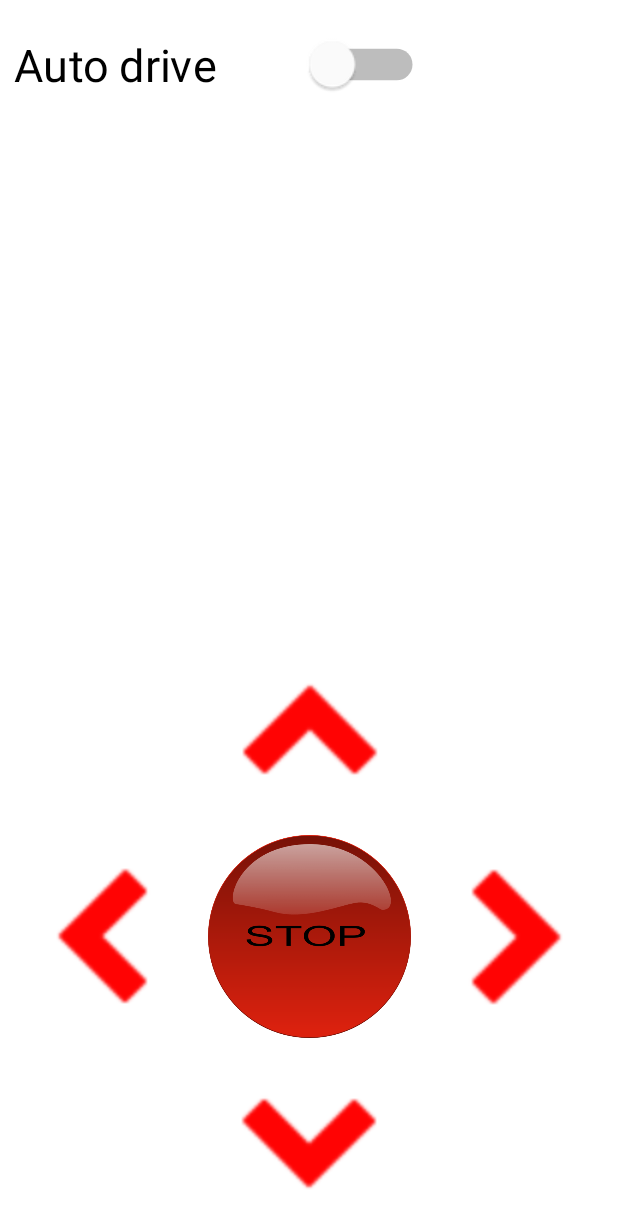
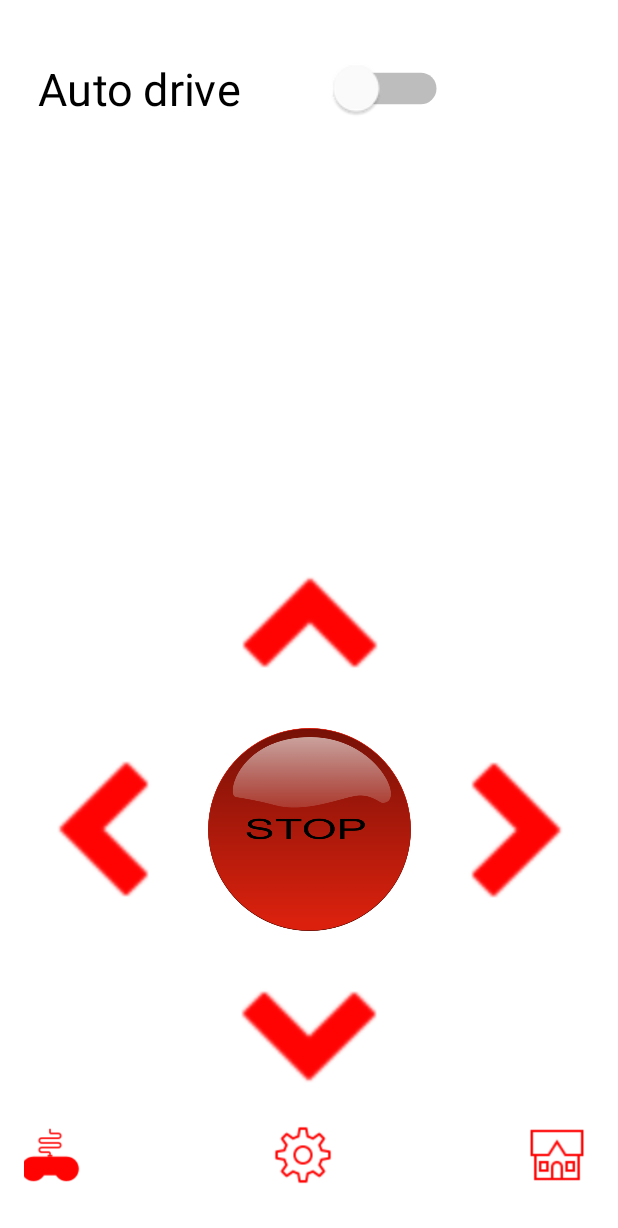
Before and after one commit to DIT113-V22/group-17, an Android app: the screen it shows after launch (MainActivity), on a phone screen of 412 x 824 dp. Shown: the top 1228 px of the screen. Run offline under Robolectric (Android 15) with nearby library versions, the phone set to English and light mode, and no system bars; libraries missing offline, so code that uses them is left out: org.eclipse.paho; 2 statements that could not run were skipped.

Commit message:
Dark mode etc
Dark mode, with a functional Switch, colour changes for text, buttons etc. Size adjustments etc. For safety the car now stops when you go to the setting page. Sliding animations also functional and applied. Settings as an extra page also implemented.

```diff
--- a/SmartCarApp/app/src/main/java/com/example/smartcarapp/MainActivity.java
+++ b/SmartCarApp/app/src/main/java/com/example/smartcarapp/MainActivity.java
@@ -1,7 +1,10 @@
 package com.example.smartcarapp;
 
 import androidx.appcompat.app.AppCompatActivity;
+import androidx.appcompat.app.AppCompatDelegate;
+import androidx.appcompat.widget.SwitchCompat;
 
+import android.content.Intent;
 import android.graphics.Bitmap;
 import android.graphics.Color;
 import android.media.MediaPlayer;
@@ -10,6 +13,7 @@ import android.os.CountDownTimer;
 import android.util.Log;
 import android.view.View;
 import android.widget.Button;
+import android.widget.CompoundButton;
 import android.widget.ImageView;
 import android.widget.Toast;
 
@@ -32,10 +36,31 @@ public class MainActivity extends AppCompatActivity {
     private MqttClient mMqttClient;
     private boolean isConnected = false;
     private ImageView mCameraView;
+    SwitchCompat switchCompat;
 
     @Override
     protected void onCreate(Bundle savedInstanceState) {
         super.onCreate(savedInstanceState);
+        if (AppCompatDelegate.getDefaultNightMode() == AppCompatDelegate.MODE_NIGHT_YES) {
+            setTheme(R.style.Theme_Dark);
+        } else {
+            setTheme(R.style.Theme_Light);
+        }
+        setContentView(R.layout.settings);
+        switchCompat = findViewById(R.id.darkMode_switch);
+        switchCompat.setOnCheckedChangeListener(new CompoundButton.OnCheckedChangeListener() {
+            @Override
+            public void onCheckedChanged(CompoundButton buttonView, boolean isChecked) {
+                if (isChecked) {
+                    AppCompatDelegate.setDefaultNightMode(AppCompatDelegate.MODE_NIGHT_YES);
+                } else {
+                    AppCompatDelegate.setDefaultNightMode(AppCompatDelegate.MODE_NIGHT_NO);
+                }
+            }
+
+
+        });
+
         setContentView(R.layout.activity_main);
         mMqttClient = new MqttClient(getApplicationContext(), MQTT_SERVER, TAG);
         mCameraView = findViewById(R.id.imageView);
@@ -163,6 +188,13 @@ public class MainActivity extends AppCompatActivity {
         playAudio(R.raw.stopping_car,1050);
         drive("myfirst/test","s","Stopping");
     }
+    public void settings(View view){
+        drive("myfirst/test", "s", "Stopping");
+        Intent i =new Intent(this, Settings.class);
+        startActivity(i);
+        overridePendingTransition(R.anim.slide_in_right, R.anim.slide_out_left);
+        }
+
     public void playAudio(int AudioFile,int millis){
         final MediaPlayer mp3 = MediaPlayer.create(this, AudioFile);
         CountDownTimer cntr_aCounter = new CountDownTimer(millis, 1000) {
--- a/SmartCarApp/app/src/main/res/layout/activity_main.xml
+++ b/SmartCarApp/app/src/main/res/layout/activity_main.xml
@@ -4,7 +4,10 @@
     xmlns:tools="http://schemas.android.com/tools"
     android:layout_width="match_parent"
     android:layout_height="match_parent"
-    android:padding="0dp"
+    android:layout_gravity="center"
+    android:background="?attr/background_color"
+    android:orientation="vertical"
+    android:padding="16dp"
     tools:context=".MainActivity">
 
     <ImageView
@@ -18,24 +21,24 @@
         app:layout_constraintHorizontal_bias="0.326"
         app:layout_constraintStart_toStartOf="parent"
         app:layout_constraintTop_toTopOf="parent"
-        app:layout_constraintVertical_bias="0.26" />
+        app:layout_constraintVertical_bias="0.356" />
 
     <Button
         android:id="@+id/forward"
         android:layout_width="135dp"
         android:layout_height="135dp"
         android:background="@android:color/transparent"
+        android:foreground="?attr/selectableItemBackgroundBorderless"
         android:onClick="forward"
         android:rotation="90"
         android:text=""
-        android:foreground="?attr/selectableItemBackgroundBorderless"
         app:backgroundTint="@android:color/transparent"
         app:icon="@drawable/icons8_chevron_left_50"
         app:iconSize="100dp"
-        app:iconTint="@color/Red_tester"
+        app:iconTint="?attr/icon_color"
         app:layout_constraintBottom_toTopOf="@+id/stopCar"
         app:layout_constraintEnd_toEndOf="parent"
-        app:layout_constraintHorizontal_bias="0.502"
+        app:layout_constraintHorizontal_bias="0.501"
         app:layout_constraintStart_toStartOf="parent"
         app:layout_constraintTop_toTopOf="parent"
         app:layout_constraintVertical_bias="1.0"
@@ -47,19 +50,19 @@
         android:layout_width="135dp"
         android:layout_height="135dp"
         android:background="@android:color/transparent"
+        android:foreground="?attr/selectableItemBackgroundBorderless"
         android:onClick="turnLeft"
         android:text=""
         app:backgroundTint="@android:color/transparent"
-        android:foreground="?attr/selectableItemBackgroundBorderless"
         app:icon="@drawable/icons8_chevron_left_50"
         app:iconSize="100dp"
-        app:iconTint="@color/Red_tester"
+        app:iconTint="?attr/icon_color"
         app:layout_constraintBottom_toBottomOf="parent"
         app:layout_constraintEnd_toStartOf="@+id/stopCar"
         app:layout_constraintHorizontal_bias="1.0"
         app:layout_constraintStart_toStartOf="parent"
         app:layout_constraintTop_toTopOf="parent"
-        app:layout_constraintVertical_bias="0.808"
+        app:layout_constraintVertical_bias="0.715"
         tools:ignore="SpeakableTextPresentCheck" />
 
     <Button
@@ -74,13 +77,13 @@
         app:backgroundTint="@android:color/transparent"
         app:icon="@drawable/icons8_chevron_left_50"
         app:iconSize="100dp"
-        app:iconTint="@color/Red_tester"
+        app:iconTint="?attr/icon_color"
         app:layout_constraintBottom_toBottomOf="parent"
         app:layout_constraintEnd_toEndOf="parent"
         app:layout_constraintHorizontal_bias="0.0"
         app:layout_constraintStart_toEndOf="@+id/stopCar"
         app:layout_constraintTop_toTopOf="parent"
-        app:layout_constraintVertical_bias="0.808"
+        app:layout_constraintVertical_bias="0.715"
         tools:ignore="SpeakableTextPresentCheck" />
 
     <Button
@@ -95,7 +98,7 @@
         app:backgroundTint="@android:color/transparent"
         app:icon="@drawable/icons8_chevron_left_50"
         app:iconSize="100dp"
-        app:iconTint="@color/Red_tester"
+        app:iconTint="?attr/icon_color"
         app:layout_constraintBottom_toBottomOf="parent"
         app:layout_constraintEnd_toEndOf="parent"
         app:layout_constraintHorizontal_bias="0.501"
@@ -103,6 +106,7 @@
         app:layout_constraintTop_toBottomOf="@+id/stopCar"
         app:layout_constraintVertical_bias="0.0"
         tools:ignore="SpeakableTextPresentCheck" />
+
 
     <Button
         android:id="@+id/stopCar"
@@ -113,13 +117,13 @@
         android:onClick="stopCar"
         android:text=""
         app:backgroundTint="@android:color/transparent"
+        app:iconTint="?attr/icon_color"
         app:layout_constraintBottom_toBottomOf="parent"
         app:layout_constraintEnd_toEndOf="parent"
         app:layout_constraintHorizontal_bias="0.501"
         app:layout_constraintStart_toStartOf="parent"
         app:layout_constraintTop_toTopOf="parent"
-        app:layout_constraintVertical_bias="0.808" />
-
+        app:layout_constraintVertical_bias="0.715" />
 
     <Switch
         android:id="@+id/autoMode"
@@ -132,9 +136,80 @@
         android:scaleY="1.5"
         android:switchMinWidth="60dp"
         android:text="Auto drive"
+        android:textColor="?attr/text_color"
         android:textSize="20sp"
         android:thumbTint="@color/white"
         app:layout_constraintStart_toStartOf="parent"
         app:layout_constraintTop_toTopOf="parent" />
 
+    <Button
+        android:id="@+id/button"
+        android:layout_width="169dp"
+        android:layout_height="75dp"
+        android:background="@android:color/transparent"
+        android:foreground="?attr/selectableItemBackgroundBorderless"
+        android:text=""
+        app:icon="@drawable/icons8_video_games_64"
+        app:iconGravity="textStart"
+        app:iconSize="40dp"
+        app:iconTint="?attr/icon_color"
+        app:layout_constraintBottom_toBottomOf="parent"
+        app:layout_constraintEnd_toStartOf="@+id/button2"
+        app:layout_constraintHorizontal_bias="0.0"
+        app:layout_constraintStart_toStartOf="parent"
+        app:layout_constraintTop_toBottomOf="@+id/imageView"
+        app:layout_constraintVertical_bias="1.0" />
+
+    <Button
+        android:id="@+id/button2"
+        android:layout_width="169dp"
+        android:layout_height="75dp"
+        android:background="@android:color/transparent"
+        android:foreground="?attr/selectableItemBackgroundBorderless"
+        android:onClick="settings"
+        android:text=""
+        app:icon="@drawable/icons8_settings_50"
+        app:iconSize="40dp"
+        app:iconGravity="textStart"
+        app:iconTint="?attr/icon_color"
+        app:layout_constraintBottom_toBottomOf="parent"
+        app:layout_constraintEnd_toStartOf="@+id/button3"
+        app:layout_constraintHorizontal_bias="0.5"
+        app:layout_constraintStart_toEndOf="@+id/button"
+        app:layout_constraintTop_toBottomOf="@+id/imageView"
+        app:layout_constraintVertical_bias="1.0" />
+
+    <Button
+        android:id="@+id/button3"
+        android:layout_width="169dp"
+        android:layout_height="75dp"
+        android:background="@android:color/transparent"
+        android:foreground="?attr/selectableItemBackgroundBorderless"
+        android:text=""
+        app:icon="@drawable/icons8_house_50"
+        app:iconSize="40dp"
+        app:iconGravity="textStart"
+        app:iconTint="?attr/icon_color"
+        app:layout_constraintBottom_toBottomOf="parent"
+        app:layout_constraintEnd_toEndOf="parent"
+        app:layout_constraintHorizontal_bias="0.5"
+        app:layout_constraintStart_toEndOf="@+id/button2"
+        app:layout_constraintTop_toBottomOf="@+id/imageView"
+        app:layout_constraintVertical_bias="1.0" />
+
+    <View
+        android:id="@+id/divider"
+        android:layout_width="538dp"
+        android:layout_height="1dp"
+        android:background="?android:attr/listDivider"
+        android:divider="@color/Red_tester"
+        android:outlineAmbientShadowColor="@color/Red_tester"
+        android:outlineSpotShadowColor="@color/Red_tester"
+        app:layout_constraintBottom_toTopOf="@+id/button"
+        app:layout_constraintEnd_toEndOf="parent"
+        app:layout_constraintStart_toStartOf="parent"
+        app:layout_constraintTop_toBottomOf="@+id/reverse"
+        app:layout_constraintVertical_bias="0.88" />
+
+
 </androidx.constraintlayout.widget.ConstraintLayout>
--- a/SmartCarApp/app/src/main/res/values-night/themes.xml
+++ b/SmartCarApp/app/src/main/res/values-night/themes.xml
@@ -1,16 +1,26 @@
 <resources xmlns:tools="http://schemas.android.com/tools">
     <!-- Base application theme. -->
-    <style name="Theme.SmartCarApp" parent="Theme.MaterialComponents.DayNight.DarkActionBar">
+    <style name="Theme.Dark" parent="Theme.MaterialComponents.DayNight.NoActionBar">
         <!-- Primary brand color. -->
-        <item name="colorPrimary">@color/purple_200</item>
-        <item name="colorPrimaryVariant">@color/purple_700</item>
+        <item name="colorPrimary">@color/dark_mode</item>
+        <item name="colorPrimaryVariant">@color/dark_mode</item>
         <item name="colorOnPrimary">@color/black</item>
+        <item name="android:windowAnimationStyle">@style/CustomActivityAnimation</item>
         <!-- Secondary brand color. -->
-        <item name="colorSecondary">@color/teal_200</item>
-        <item name="colorSecondaryVariant">@color/teal_200</item>
+        <item name="colorSecondary">@color/Red_tester</item>
+        <item name="colorSecondaryVariant">@color/Red_tester</item>
         <item name="colorOnSecondary">@color/black</item>
         <!-- Status bar color. -->
         <item name="android:statusBarColor" tools:targetApi="l">?attr/colorPrimaryVariant</item>
+        <item name="background_color">@color/dark_mode</item>
+        <item name="text_color">@color/Red_tester</item>
+        <item name="icon_color">@color/Red_tester</item>
         <!-- Customize your theme here. -->
     </style>
+    <style name="CustomActivityAnimation" parent="@android:style/Animation.Activity">
+        <item name="android:activityOpenEnterAnimation">@anim/slide_in_right</item>
+        <item name="android:activityOpenExitAnimation">@anim/slide_out_left</item>
+        <item name="android:activityCloseEnterAnimation">@anim/slide_in_left</item>
+        <item name="android:activityCloseExitAnimation">@anim/slide_out_right</item>
+    </style>
 </resources>
--- a/SmartCarApp/app/src/main/res/values/colors.xml
+++ b/SmartCarApp/app/src/main/res/values/colors.xml
@@ -11,4 +11,5 @@
     <color name="purple_1">#C400D8</color>
     <color name="Red_tester">#FF0303</color>
     <color name="switch_colour">#0334FF</color>
+    <color name="dark_mode">#20043D</color>
 </resources>
--- a/SmartCarApp/app/src/main/res/values/themes.xml
+++ b/SmartCarApp/app/src/main/res/values/themes.xml
@@ -1,16 +1,27 @@
 <resources xmlns:tools="http://schemas.android.com/tools">
     <!-- Base application theme. -->
-    <style name="Theme.SmartCarApp" parent="Theme.MaterialComponents.Light.NoActionBar">
+    <style name="Theme.Light" parent="Theme.MaterialComponents.DayNight.NoActionBar">
         <!-- Primary brand color. -->
         <item name="colorPrimary">@color/baby_blue</item>
         <item name="colorPrimaryVariant">@color/baby_blue</item>
         <item name="colorOnPrimary">@color/Red_tester</item>
+        <item name="icon_color">@color/Red_tester</item>
+        <item name="android:windowAnimationStyle">@style/CustomActivityAnimation</item>
+
         <!-- Secondary brand color. -->
         <item name="colorSecondary">@color/switch_colour</item>
         <item name="colorSecondaryVariant">@color/Red_tester</item>
         <item name="colorOnSecondary">@color/Red_tester</item>
         <!-- Status bar color. -->
         <item name="android:statusBarColor" tools:targetApi="l">?attr/colorPrimaryVariant</item>
+        <item name="background_color">#FFFFFF</item>
+        <item name="text_color">@color/black</item>
         <!-- Customize your theme here. -->
     </style>
+    <style name="CustomActivityAnimation" parent="@android:style/Animation.Activity">
+        <item name="android:activityOpenEnterAnimation">@anim/slide_in_right</item>
+        <item name="android:activityOpenExitAnimation">@anim/slide_out_left</item>
+        <item name="android:activityCloseEnterAnimation">@anim/slide_in_left</item>
+        <item name="android:activityCloseExitAnimation">@anim/slide_out_right</item>
+    </style>
 </resources>
```
Also changed, not shown: SmartCarApp/app/src/main/AndroidManifest.xml (+11 -9 lines), SmartCarApp/app/src/main/java/com/example/smartcarapp/Settings.java (added, +44 -0 lines), SmartCarApp/app/src/main/res/anim/slide_in_left.xml (added, +8 -0 lines), SmartCarApp/app/src/main/res/anim/slide_in_right.xml (added, +8 -0 lines), SmartCarApp/app/src/main/res/anim/slide_out_left.xml (added, +8 -0 lines), SmartCarApp/app/src/main/res/anim/slide_out_right.xml (added, +8 -0 lines), SmartCarApp/app/src/main/res/layout/settings.xml (added, +105 -0 lines), SmartCarApp/app/src/main/res/values/attr.xml (added, +8 -0 lines), SmartCarApp/app/src/main/res/drawable/icons8_house_50.png (added), SmartCarApp/app/src/main/res/drawable/icons8_settings_50.png (added), SmartCarApp/app/src/main/res/drawable/icons8_shutdown_48.png (added), SmartCarApp/app/src/main/res/drawable/icons8_video_games_64.png (added).
